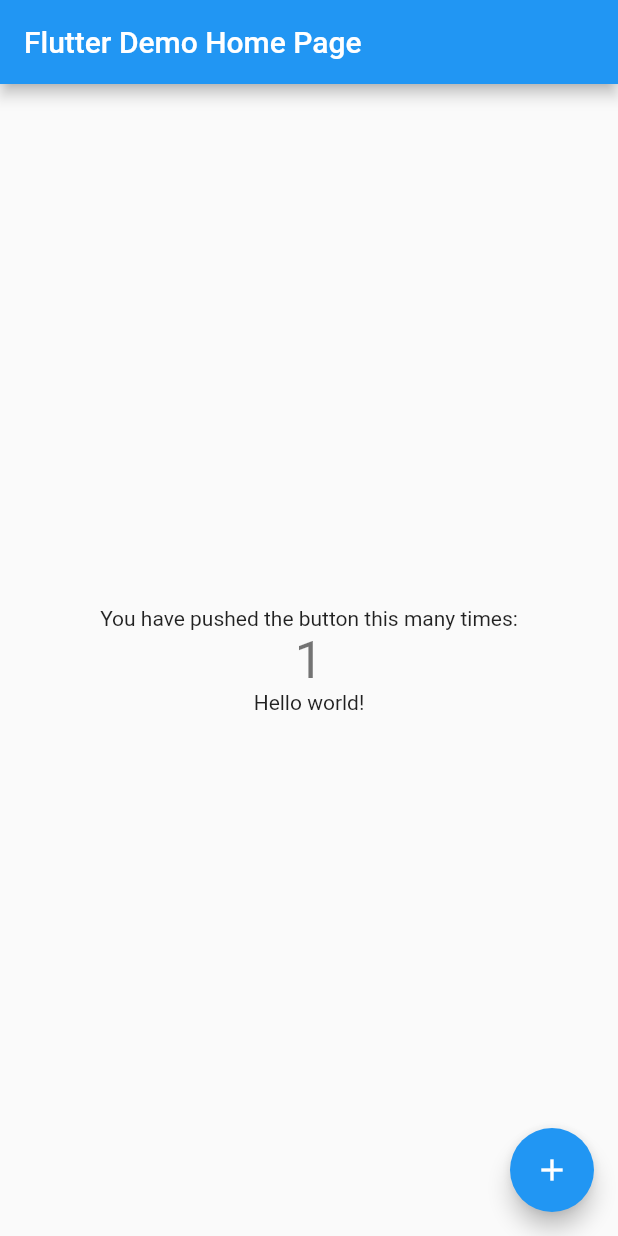
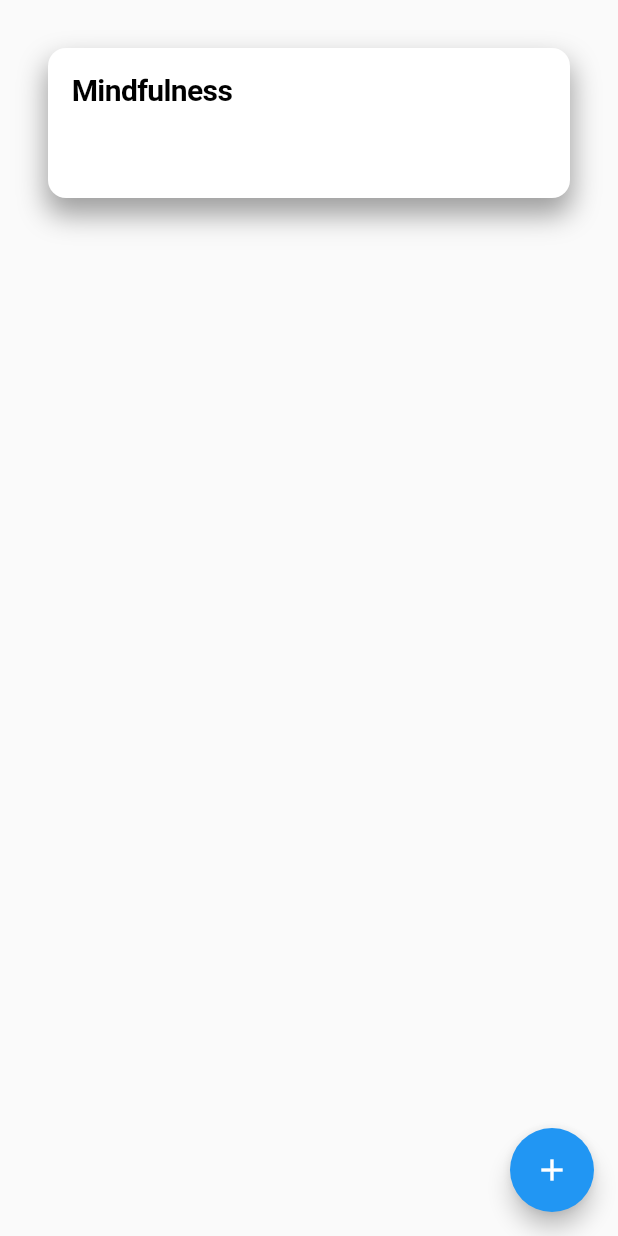
Before and after one commit to lassenordahl/checkmate, a Flutter app: the screen it shows after launch, after a tap on the "add" icon, on a phone screen of 412 x 824 dp. Run offline on Flutter 3.47's test engine with Material 2 defaults, Android fonts, the phone set to English and light mode, and no system bars.

Commit message:
got a styled card

```diff
--- a/lib/main.dart
+++ b/lib/main.dart
@@ -1,114 +1,22 @@
 import 'package:flutter/material.dart';
+import 'package:flutter/cupertino.dart';
+import 'package:flutter/services.dart';
 
-void main() => runApp(MyApp());
+import 'todo.dart';
 
-class MyApp extends StatelessWidget {
-  // This widget is the root of your application.
+void main() {
+  WidgetsFlutterBinding.ensureInitialized();
+  SystemChrome.setPreferredOrientations(
+      [DeviceOrientation.portraitUp, DeviceOrientation.portraitDown]);
+  runApp(new TodoApp());
+}
+
+class TodoApp extends StatelessWidget {
   @override
   Widget build(BuildContext context) {
-    return MaterialApp(
-      title: 'Flutter Demo',
-      theme: ThemeData(
-        // This is the theme of your application.
-        //
-        // Try running your application with "flutter run". You'll see the
-        // application has a blue toolbar. Then, without quitting the app, try
-        // changing the primarySwatch below to Colors.green and then invoke
-        // "hot reload" (press "r" in the console where you ran "flutter run",
-        // or simply save your changes to "hot reload" in a Flutter IDE).
-        // Notice that the counter didn't reset back to zero; the application
-        // is not restarted.
-        primarySwatch: Colors.blue,
-      ),
-      home: MyHomePage(title: 'Flutter Demo Home Page'),
+    return new MaterialApp(
+      title: 'CS125 Project',
+      home: new TodoList()
     );
   }
 }
-
-class MyHomePage extends StatefulWidget {
-  MyHomePage({Key key, this.title}) : super(key: key);
-
-  // This widget is the home page of your application. It is stateful, meaning
-  // that it has a State object (defined below) that contains fields that affect
-  // how it looks.
-
-  // This class is the configuration for the state. It holds the values (in this
-  // case the title) provided by the parent (in this case the App widget) and
-  // used by the build method of the State. Fields in a Widget subclass are
-  // always marked "final".
-
-  final String title;
-
-  @override
-  _MyHomePageState createState() => _MyHomePageState();
-}
-
-class _MyHomePageState extends State<MyHomePage> {
-  int _counter = 0;
-
-  void _incrementCounter() {
-    setState(() {
-      // This call to setState tells the Flutter framework that something has
-      // changed in this State, which causes it to rerun the build method below
-      // so that the display can reflect the updated values. If we changed
-      // _counter without calling setState(), then the build method would not be
-      // called again, and so nothing would appear to happen.
-      _counter++;
-    });
-  }
-
-  @override
-  Widget build(BuildContext context) {
-    // This method is rerun every time setState is called, for instance as done
-    // by the _incrementCounter method above.
-    //
-    // The Flutter framework has been optimized to make rerunning build methods
-    // fast, so that you can just rebuild anything that needs updating rather
-    // than having to individually change instances of widgets.
-    return Scaffold(
-      appBar: AppBar(
-        // Here we take the value from the MyHomePage object that was created by
-        // the App.build method, and use it to set our appbar title.
-        title: Text(widget.title),
-      ),
-      body: Center(
-        // Center is a layout widget. It takes a single child and positions it
-        // in the middle of the parent.
-        child: Column(
-          // Column is also a layout widget. It takes a list of children and
-          // arranges them vertically. By default, it sizes itself to fit its
-          // children horizontally, and tries to be as tall as its parent.
-          //
-          // Invoke "debug painting" (press "p" in the console, choose the
-          // "Toggle Debug Paint" action from the Flutter Inspector in Android
-          // Studio, or the "Toggle Debug Paint" command in Visual Studio Code)
-          // to see the wireframe for each widget.
-          //
-          // Column has various properties to control how it sizes itself and
-          // how it positions its children. Here we use mainAxisAlignment to
-          // center the children vertically; the main axis here is the vertical
-          // axis because Columns are vertical (the cross axis would be
-          // horizontal).
-          mainAxisAlignment: MainAxisAlignment.center,
-          children: <Widget>[
-            Text(
-              'You have pushed the button this many times:',
-            ),
-            Text(
-              '$_counter',
-              style: Theme.of(context).textTheme.display1,
-            ),
-            Text(
-              'Hello world!'
-            )
-          ],
-        ),
-      ),
-      floatingActionButton: FloatingActionButton(
-        onPressed: _incrementCounter,
-        tooltip: 'Increment',
-        child: Icon(Icons.add),
-      ), // This trailing comma makes auto-formatting nicer for build methods.
-    );
-  }
-}
--- /dev/null
+++ b/lib/todo.dart
@@ -0,0 +1,96 @@
+import 'package:flutter/material.dart';
+import 'package:flutter/cupertino.dart';
+
+class TodoList extends StatefulWidget {
+  @override
+  createState() => new TodoListState();
+}
+
+class TodoListState extends State<TodoList> {
+  List<String> _todoItems = ['Hello'];
+
+  // This will be called each time the + button is pressed
+  void _addTodoItem() {
+    // Putting our code inside "setState" tells the app that our state has changed, and
+    // it will automatically re-render the list
+    setState(() {
+      int index = _todoItems.length;
+      // _todoItems.add('Item ' + index.toString());
+    });
+  }
+
+  // Build the whole list of todo items
+  Widget _buildTodoList() {
+    return new ListView.builder(
+      itemBuilder: (context, index) {
+        // itemBuilder will be automatically be called as many times as it takes for the
+        // list to fill up its available space, which is most likely more than the
+        // number of todo items we have. So, we need to check the index is OK.
+        if(index < _todoItems.length) {
+          return _buildTodoItem(_todoItems[index]);
+        }
+      },
+    );
+  }
+
+  // Build a single todo item
+  Widget _buildTodoItem(String todoText) {
+    // return new ListTile(
+    //   title: Card(
+    //     child: Padding(
+    //       padding: EdgeInsets.all(8.0),
+    //       child:Text(todoText)
+    //     )
+    //   )
+    // );
+    return new CupertinoButton(
+      padding: EdgeInsets.all(32.0),
+      child: Container(
+        height: 100,
+        width: double.infinity,
+        decoration: BoxDecoration(
+          color: Colors.white,
+          borderRadius: BorderRadius.circular(12),
+          boxShadow: [
+            new BoxShadow(
+              color: Colors.grey,
+              // offset, the X,Y coordinates to offset the shadow
+              offset: new Offset(0.0, 10.0),
+              // blurRadius, the higher the number the more smeared look
+              blurRadius: 15.0,
+              spreadRadius: 1.0
+            )
+          ],
+        ),
+        child: Container(
+          margin: EdgeInsets.all(16.0),
+          child: Text(
+            "Mindfulness",
+            style: TextStyle(
+                color: Colors.black,
+                fontSize: 20,
+                fontWeight: FontWeight.w600),
+          ),
+        ),
+      ),
+      onPressed: () {
+        print("we clicked the card with text" + todoText);
+      },
+    );
+  }
+
+  @override
+  Widget build(BuildContext context) {
+    return new Scaffold(
+      // appBar: new AppBar(
+      //   title: new Text('Haha what!')
+      // ),
+      body: _buildTodoList(),
+      floatingActionButton: new FloatingActionButton(
+        onPressed: _addTodoItem,
+        tooltip: 'Add task',
+        child: new Icon(Icons.add)
+      ),
+    );
+  }
+}
```
